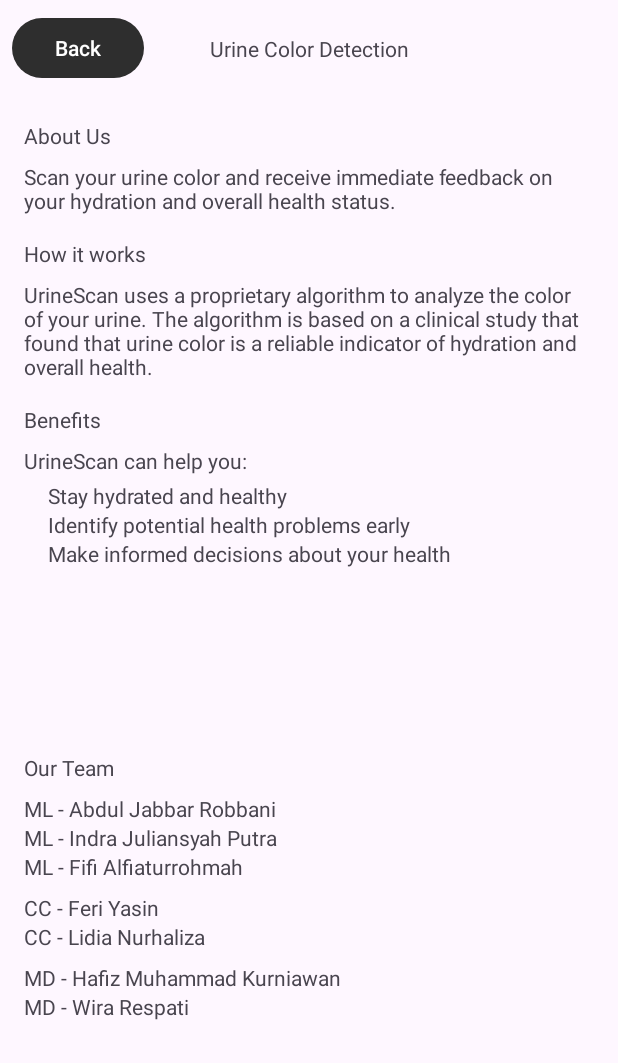
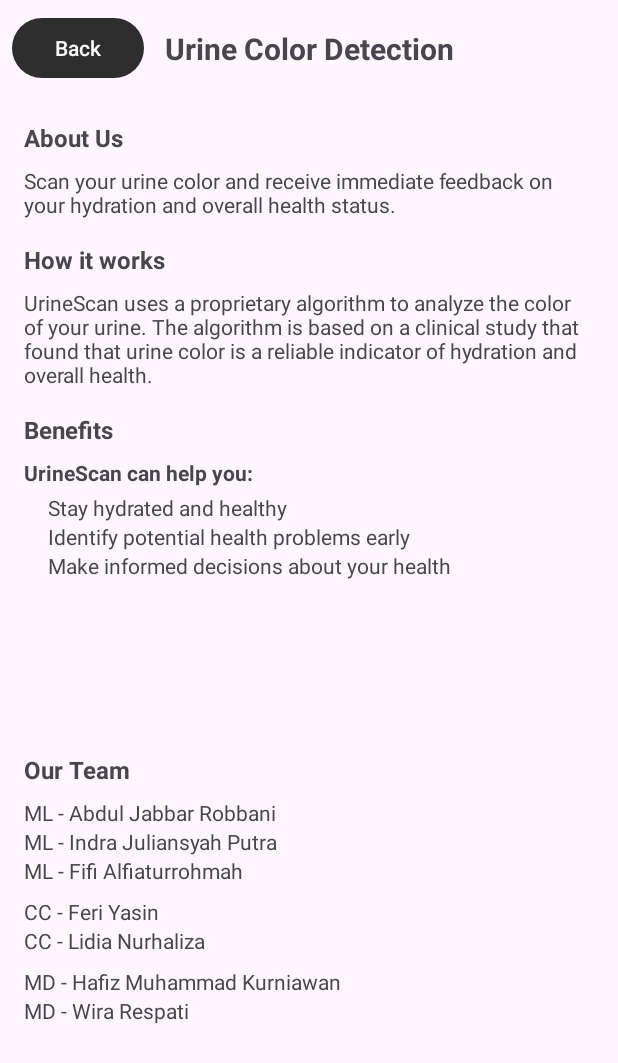
Before and after one commit to Capstone-Project-CH2-PS036/Mobile-Development, an Android app: the AboutPage screen opened directly, with no data from a screen before it, on a phone screen of 412 x 824 dp. Shown: the top 1063 px of the screen. Run offline under Robolectric (Android 15) with nearby library versions, the phone set to English and light mode, and no system bars.

Commit message:
Mambuat page XML AboutPage -Style

```diff
--- a/app/src/main/res/layout/activity_about_page.xml
+++ b/app/src/main/res/layout/activity_about_page.xml
@@ -13,6 +13,9 @@
         android:layout_height="wrap_content"
         android:layout_marginStart="16dp"
         android:layout_marginTop="8dp"
+
+        android:textSize="16sp"
+        android:textStyle="bold"
         android:text="@string/our_team"
         app:layout_constraintStart_toStartOf="parent"
         app:layout_constraintTop_toTopOf="@+id/guideline10" />
@@ -88,6 +91,10 @@
         android:layout_width="wrap_content"
         android:layout_height="wrap_content"
         android:text="@string/app_name"
+
+
+        android:textSize="20sp"
+        android:textStyle="bold"
         app:layout_constraintBottom_toTopOf="@+id/guideline2"
         app:layout_constraintEnd_toEndOf="parent"
         app:layout_constraintStart_toStartOf="parent"
@@ -123,6 +130,9 @@
         android:layout_height="wrap_content"
         android:layout_marginStart="16dp"
         android:layout_marginTop="16dp"
+
+        android:textSize="16sp"
+        android:textStyle="bold"
         android:text="@string/about_us"
         app:layout_constraintStart_toStartOf="parent"
         app:layout_constraintTop_toTopOf="@+id/guideline2" />
@@ -133,6 +143,9 @@
         android:layout_height="wrap_content"
         android:layout_marginStart="16dp"
         android:layout_marginTop="16dp"
+
+        android:textSize="16sp"
+        android:textStyle="bold"
         android:text="@string/how_it_works"
         app:layout_constraintStart_toStartOf="parent"
         app:layout_constraintTop_toBottomOf="@+id/tv_descAbout" />
@@ -143,6 +156,9 @@
         android:layout_height="wrap_content"
         android:layout_marginStart="16dp"
         android:layout_marginTop="16dp"
+
+        android:textSize="16sp"
+        android:textStyle="bold"
         android:text="@string/benefits"
         app:layout_constraintStart_toStartOf="parent"
         app:layout_constraintTop_toBottomOf="@+id/tv_decsWorks" />
@@ -154,6 +170,7 @@
         android:layout_marginStart="16dp"
         android:layout_marginTop="8dp"
         android:layout_marginEnd="16dp"
+
         android:text="@string/desc_about"
         app:layout_constraintEnd_toEndOf="parent"
         app:layout_constraintStart_toStartOf="parent"
@@ -180,6 +197,9 @@
         android:layout_marginTop="8dp"
         android:layout_marginEnd="16dp"
         android:text="@string/benefits_0"
+
+        android:textSize="14sp"
+        android:textStyle="bold"
         app:layout_constraintEnd_toEndOf="parent"
         app:layout_constraintHorizontal_bias="0.0"
         app:layout_constraintStart_toStartOf="parent"
```
